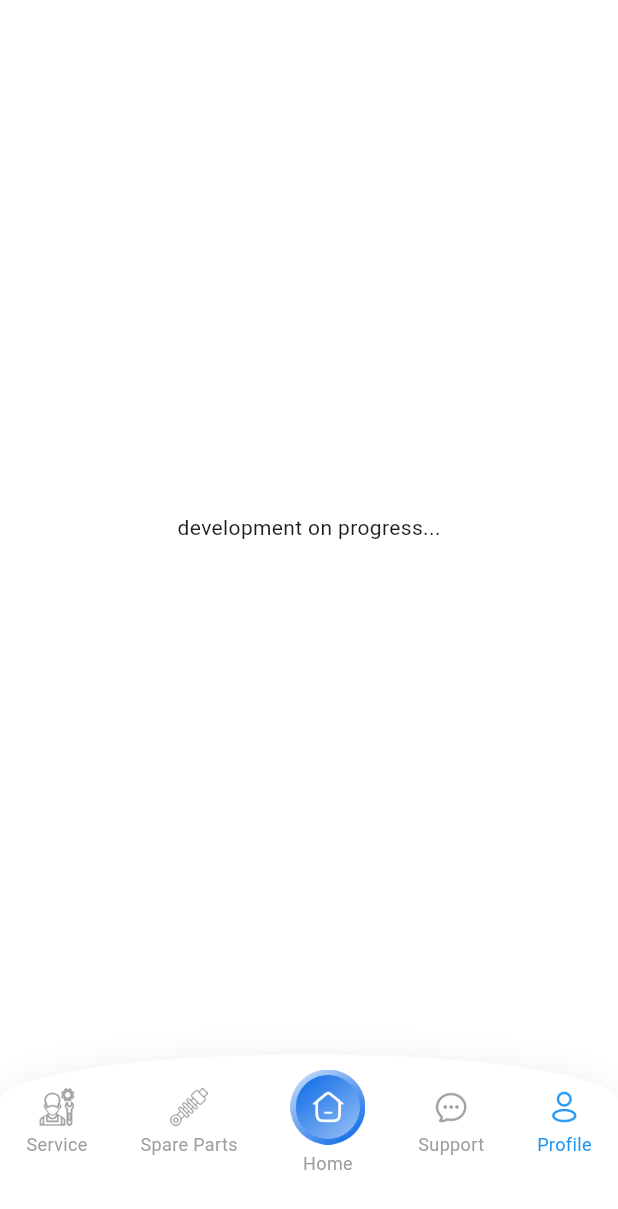
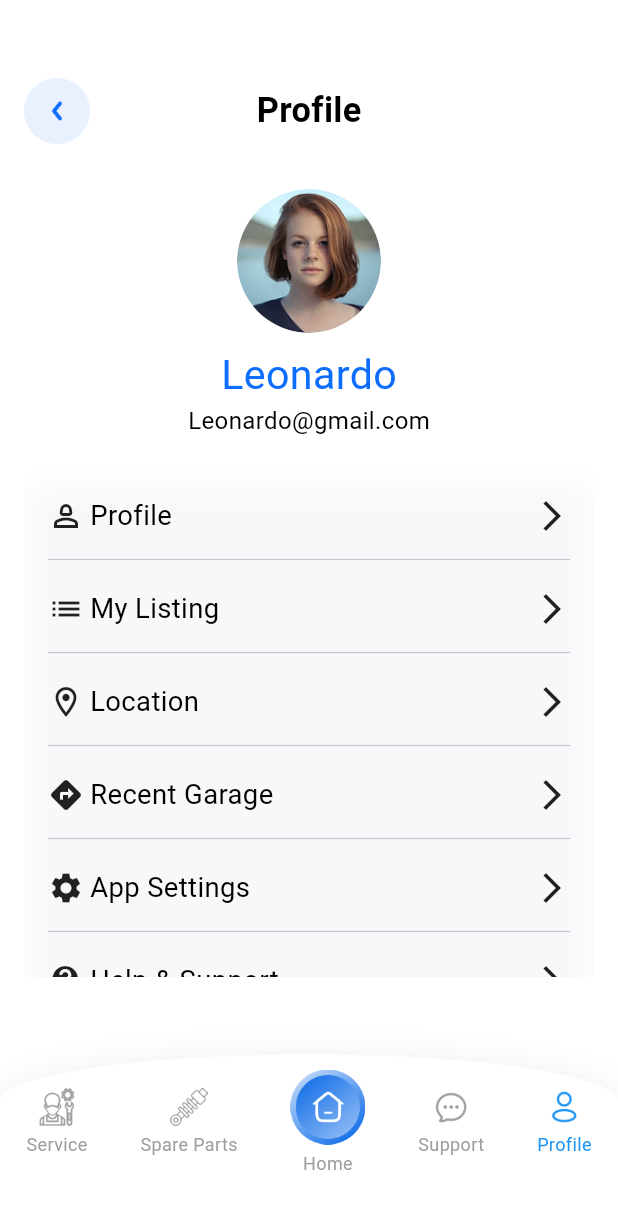
Before and after one commit to Dev-Ninjas-Backup/yousef1234321, a Flutter app: the BottomNavbarScreen screen opened by its route, item 5 of the bottom bar chosen, on a phone screen of 412 x 824 dp. Shown: the top 1209 px of the screen. Run offline on Flutter 3.47's test engine with Material 3 defaults, Android fonts, the phone set to English and light mode, and no system bars; our stand-ins replace flutter_easyloading, flutter_screenutil, get, google_fonts, image_picker; network calls fail.

Commit message:
added profile screen

```diff
--- a/lib/features/bottom_navbar/screen/bottom_navbar_screen.dart
+++ b/lib/features/bottom_navbar/screen/bottom_navbar_screen.dart
@@ -5,7 +5,7 @@ import 'package:yousef1234321/features/home/home_page/screen/home_screen.dart';
 import 'package:yousef1234321/features/bottom_navbar/controller/bottom_navbar_controller.dart';
 import 'package:yousef1234321/features/spare_parts/screen/spare_parts_screen.dart';
 import 'package:yousef1234321/features/support/screen/support_page.dart';
-
+import '../../profile/profile_page/scrreen/profile_page.dart';
 import '../../service/service page/screen/find_service.dart';
 
 class BottomNavbarScreen extends StatelessWidget {
@@ -20,10 +20,7 @@ class BottomNavbarScreen extends StatelessWidget {
       SparePartsScreen(),
       HomeScreen(),
       ChatPage(),
-      Padding(
-        padding: EdgeInsetsGeometry.all(50),
-        child: Center(child: Text("development on progress...")),
-      ),
+      ProfilePage(),
     ];
 
     final List<String> icons = [
--- /dev/null
+++ b/lib/features/profile/profile_page/controller/profile_controller.dart
@@ -0,0 +1,15 @@
+import 'package:flutter/material.dart';
+import 'package:get/get_state_manager/get_state_manager.dart';
+import 'package:yousef1234321/features/profile/profile_page/model/profile_model.dart';
+
+class ProfileController extends GetxController {
+  var profileItem = [
+    ProfileModel(icon: Icons.person_2_outlined, title: "Profile",ontap: (){}),
+    ProfileModel(icon: Icons.list, title: "My Listing"),
+    ProfileModel(icon: Icons.location_on_outlined, title: "Location"),
+    ProfileModel(icon: Icons.directions, title: "Recent Garage"),
+    ProfileModel(icon: Icons.settings, title: "App Settings"),
+    ProfileModel(icon: Icons.contact_support_rounded, title: "Help & Support"),
+    ProfileModel(icon: Icons.security, title: "Legal & Security"),
+  ];
+}
--- /dev/null
+++ b/lib/features/profile/profile_page/model/profile_model.dart
@@ -0,0 +1,9 @@
+import 'package:flutter/widgets.dart';
+
+class ProfileModel {
+  final IconData icon;
+  final String title;
+  final VoidCallback? ontap;
+
+  ProfileModel({required this.icon, required this.title, this.ontap});
+}
--- /dev/null
+++ b/lib/features/profile/profile_page/scrreen/profile_page.dart
@@ -0,0 +1,193 @@
+import 'package:flutter/material.dart';
+import 'package:get/get_core/src/get_main.dart';
+import 'package:get/get_instance/get_instance.dart';
+import 'package:get/get_navigation/get_navigation.dart';
+import 'package:yousef1234321/core/common/constants/app_colors.dart';
+import 'package:yousef1234321/core/common/constants/imagepath.dart';
+import 'package:yousef1234321/core/common/style/global_text_style.dart';
+import 'package:yousef1234321/core/common/widgets/custom_appbar.dart';
+import 'package:yousef1234321/features/profile/profile_page/controller/profile_controller.dart';
+import 'package:yousef1234321/routes/app_route.dart';
+
+import '../widgets/delete_dialog.dart';
+
+class ProfilePage extends StatelessWidget {
+  final controller = Get.put(ProfileController());
+  ProfilePage({super.key});
+
+  @override
+  Widget build(BuildContext context) {
+    return Scaffold(
+      backgroundColor: Colors.white,
+
+      body: Padding(
+        padding: EdgeInsets.symmetric(horizontal: 16, vertical: 52),
+        child: SingleChildScrollView(
+          child: Column(
+            crossAxisAlignment: CrossAxisAlignment.start,
+            children: [
+              CustomAppBar(title: "Profile"),
+              SizedBox(height: 30),
+              Center(
+                child: Column(
+                  children: [
+                    ClipRRect(
+                      borderRadius: BorderRadiusGeometry.circular(100),
+                      child: Image.asset(
+                        Imagepath.profile,
+                        height: 96,
+                        width: 96,
+                      ),
+                    ),
+                    SizedBox(height: 8),
+                    Text(
+                      "Leonardo",
+                      style: getTextStyle(
+                        fontSize: 24,
+                        color: AppColors.primaryColor,
+                      ),
+                    ),
+                    Text(
+                      "Leonardo@gmail.com",
+                      style: getTextStyle(fontSize: 14),
+                    ),
+                  ],
+                ),
+              ),
+              SizedBox(height: 25),
+              Container(
+                padding: EdgeInsets.symmetric(horizontal: 16, vertical: 14),
+                decoration: BoxDecoration(
+                  borderRadius: BorderRadius.circular(16),
+
+                  boxShadow: [
+                    BoxShadow(
+                      color: Color(0xFFBDC6D3).withValues(alpha: .12),
+                      blurRadius: 16,
+                      spreadRadius: 0,
+                      offset: Offset(0, 6),
+                    ),
+                  ],
+                ),
+                child: ListView.builder(
+                  padding: EdgeInsets.zero,
+                  physics: NeverScrollableScrollPhysics(),
+                  shrinkWrap: true,
+                  itemCount: controller.profileItem.length,
+                  itemBuilder: (_, index) {
+                    return Column(
+                      spacing: 8,
+                      children: [
+                        Row(
+                          mainAxisAlignment: MainAxisAlignment.spaceBetween,
+                          children: [
+                            Row(
+                              spacing: 4,
+                              children: [
+                                Icon(
+                                  controller.profileItem[index].icon,
+                                  size: 24,
+                                ),
+                                Text(
+                                  controller.profileItem[index].title,
+                                  style: getTextStyle(fontSize: 16),
+                                ),
+                              ],
+                            ),
+                            Icon(Icons.arrow_forward_ios_outlined, size: 24),
+                          ],
+                        ),
+                        Divider(thickness: .8),
+                        SizedBox(height: 4),
+                      ],
+                    );
+                  },
+                ),
+              ),
+              SizedBox(height: 30),
+
+              Row(
+                spacing: 12,
+                children: [
+                  GestureDetector(
+                    onTap: () {
+                      Get.offAllNamed(Approute.signInScreen);
+                    },
+                    child: Container(
+                      padding: EdgeInsets.symmetric(
+                        horizontal: 24,
+                        vertical: 10,
+                      ),
+                      decoration: BoxDecoration(
+                        color: AppColors.primaryColor,
+                        border: Border.all(color: Colors.transparent, width: 1),
+                        borderRadius: BorderRadius.circular(8),
+                      ),
+                      child: Row(
+                        spacing: 4,
+                        children: [
+                          Text(
+                            "Log Out",
+                            textAlign: TextAlign.center,
+
+                            style: getTextStyle(
+                              fontSize: 16,
+                              fontWeight: FontWeight.w600,
+                              color: Colors.white,
+                            ),
+                          ),
+                          Icon(
+                            Icons.logout_sharp,
+                            size: 24,
+                            color: Colors.white,
+                          ),
+                        ],
+                      ),
+                    ),
+                  ),
+                  Expanded(
+                    child: GestureDetector(
+                      onTap: () {
+                        showDeletelDialog();
+                      },
+                      child: Container(
+                        padding: EdgeInsets.symmetric(
+                          horizontal: 24,
+                          vertical: 10,
+                        ),
+                        decoration: BoxDecoration(
+                          // color:Colors.amber,
+                          border: Border.all(color: Colors.red, width: 1),
+                          borderRadius: BorderRadius.circular(8),
+                        ),
+                        child: Row(
+                          spacing: 4,
+                          children: [
+                            Text(
+                              "Delete Account",
+                              style: getTextStyle(
+                                fontSize: 16,
+                                fontWeight: FontWeight.w600,
+                                color: Colors.red,
+                              ),
+                            ),
+
+                            Icon(
+                              Icons.warning_amber,
+                              size: 24,
+                              color: Colors.red,
+                            ),
+                          ],
+                        ),
+                      ),
+                    ),
+                  ),
+                ],
+              ),
+            ],
+          ),
+        ),
+      ),
+    );
+  }
+}
```
Also changed, not shown: lib/features/profile/profile_page/widgets/delete_dialog.dart (added, +111 -0 lines).
